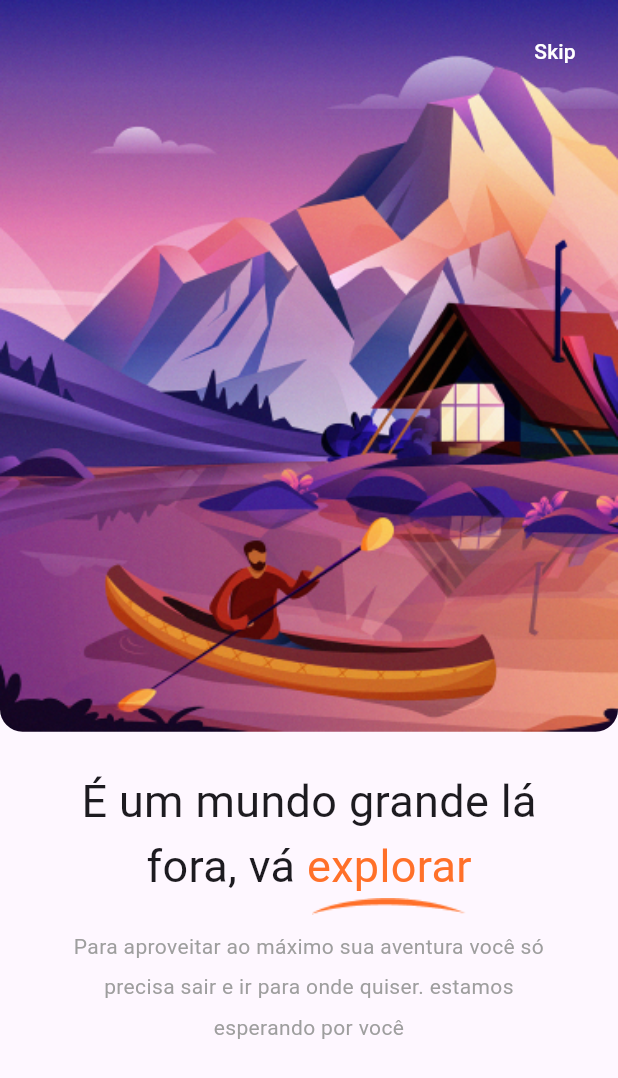
After one commit to Wester-M-de-Oliveira/flutter, a Flutter app: the Home screen opened directly, after a tap on "Espanha", on a phone screen of 412 x 824 dp. The commit adds this screen. Shown: the top 1078 px of the screen. Run offline on Flutter 3.47's test engine with Material 3 defaults, Android fonts, the light colour scheme and no system bars; our stand-ins replace dots_indicator, font_awesome_flutter.

Commit message:
feat: Add Spain details page with navigation from home screen

```diff
--- /dev/null
+++ b/lib/detailsSpain.dart
@@ -0,0 +1,101 @@
+import 'package:flutter/material.dart';
+import 'package:dots_indicator/dots_indicator.dart';
+import 'home.dart';
+
+class DetailsSpainApp extends StatefulWidget {
+  @override
+  _DetailsSpainAppState createState() => _DetailsSpainAppState();
+}
+
+class _DetailsSpainAppState extends State<DetailsSpainApp> {
+  final _pageController = PageController();
+  double _currentPageIndex = 0;
+
+  @override
+  Widget build(BuildContext context) {
+    return Scaffold(
+      body: ListView(
+        children: [
+          Stack(
+            children: [
+              Container(
+                width: double.infinity,
+                decoration: const BoxDecoration(
+                  borderRadius: BorderRadius.only(
+                    bottomLeft: Radius.circular(15.0),
+                    bottomRight: Radius.circular(15.0),
+                  ),
+                ),
+                child: ClipRRect(
+                  borderRadius: const BorderRadius.only(
+                    bottomLeft: Radius.circular(15.0),
+                    bottomRight: Radius.circular(15.0),
+                  ),
+                  child: Image.asset(
+                    'assets/images/pageview2.png',
+                    fit: BoxFit.cover,
+                  ),
+                ),
+              ),
+              Positioned(
+                top: 10,
+                right: 10,
+                child: TextButton(
+                  onPressed: () {
+                    Navigator.push(
+                      context,
+                      MaterialPageRoute(builder: (context) => Home()),
+                    );
+                  },
+                  style: TextButton.styleFrom(
+                    backgroundColor: Colors.transparent,
+                    shape: const RoundedRectangleBorder(
+                      borderRadius: BorderRadius.all(Radius.circular(0)),
+                      side: BorderSide(color: Colors.transparent),
+                    ),
+                  ),
+                  child: const Text('Skip',   style: TextStyle(color: Colors.white),),
+                ),
+              ),
+            ],
+          ),
+          SizedBox(height: 25),
+          const Center(child: Text('É um mundo grande lá', style: TextStyle(fontSize: 30))),
+          Row(
+            mainAxisAlignment: MainAxisAlignment.center,
+            crossAxisAlignment: CrossAxisAlignment.baseline,
+            textBaseline: TextBaseline.alphabetic,
+            children: [
+              Text('fora, vá ', style: TextStyle(fontSize: 30)),
+              Column(
+                children: [
+                  Text('explorar', style: TextStyle(fontSize: 30,color: Color(0xFFFF7029))),
+                  Container(
+                    child: Image.asset(
+                      'assets/images/explorar.png',
+                      fit: BoxFit.cover,
+                    ),
+                  ),
+                ],
+              )
+            ],
+          ),
+          const SizedBox(height: 8),
+          const Center(
+            child: Padding(
+              padding: EdgeInsets.fromLTRB(40,0,40 ,0),
+              child: Text(
+                'Para aproveitar ao máximo sua aventura você só precisa sair e ir para onde quiser. estamos esperando por você',
+                textAlign: TextAlign.center,
+                style: TextStyle(
+                  color: Colors.grey,
+                  height: 1.9, // Aumenta o espaçamento entre as linhas
+                ),
+              ),
+            ),
+          )
+        ],
+      ),
+    );
+  }
+}
--- a/lib/home.dart
+++ b/lib/home.dart
@@ -1,4 +1,5 @@
 import 'package:flutter/material.dart';
+import 'detailsSpain.dart';
 
 class Home extends StatelessWidget {
   @override
@@ -106,6 +107,20 @@ class Home extends StatelessWidget {
                 child: ListView(
                 scrollDirection: Axis.horizontal,
                 children: [
+                  GestureDetector(
+                    onTap: () {
+                      Navigator.push(
+                        context,
+                        MaterialPageRoute(builder: (context) => DetailsSpainApp())
+                      );
+                    },
+                    child:DestinationCard(
+                      assetImage: 'assets/images/espanha.png',
+                      title: 'Espanha',
+                      location: 'Madrid, Espanha',
+                      rating: 4.7,
+                    ),
+                  ),
                   DestinationCard(
                     assetImage: 'assets/images/espanha.png',
                     title: 'Espanha',
```
